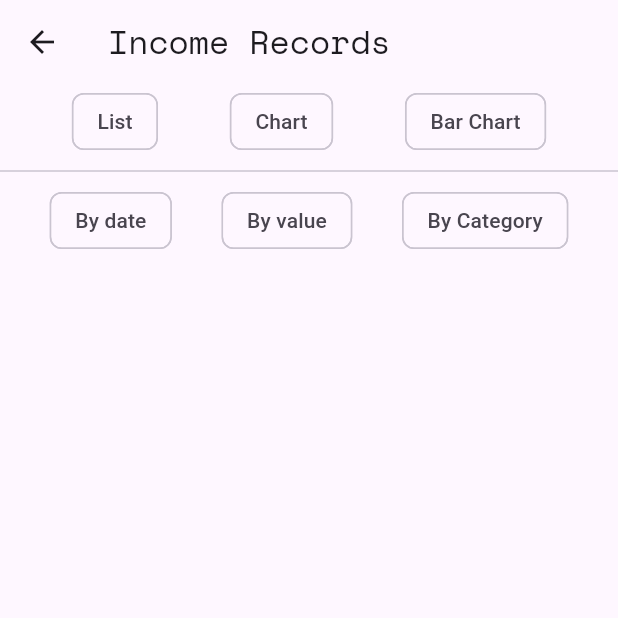
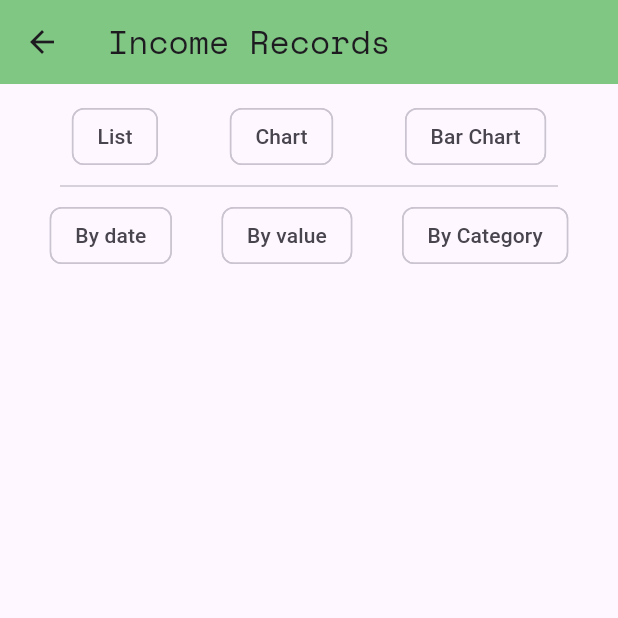
Before and after one commit to Ali-Hadi-Ismail/spense-app, a Flutter app: the screen it shows after launch, after a tap on an icon or button, on a phone screen of 412 x 824 dp, the top half of it. Run offline on Flutter 3.47's test engine with Material 3 defaults, Android fonts, the phone set to English and light mode, and no system bars; our stand-ins replace bloc, flutter_bloc, flutter_switch, sqflite, syncfusion_flutter_charts; missing offline and left inert: font_awesome_icon_class; accounts and stored records are empty.

```diff
--- a/spense/lib/layout/income_screen.dart
+++ b/spense/lib/layout/income_screen.dart
@@ -38,6 +38,7 @@ class _IncomeScreenState extends State<IncomeScreen> {
 
         return Scaffold(
           appBar: AppBar(
+            backgroundColor: Colors.green.shade300,
             title: Text(
               "Income Records",
               style: TextStyle(fontFamily: "Spacemono"),
@@ -45,6 +46,7 @@ class _IncomeScreenState extends State<IncomeScreen> {
           ),
           body: Column(
             children: [
+              SizedBox(height: 10),
               Container(
                 height: 50,
                 width: double.infinity,
@@ -75,7 +77,10 @@ class _IncomeScreenState extends State<IncomeScreen> {
                   ],
                 ),
               ),
-              Divider(),
+              Divider(
+                indent: 40,
+                endIndent: 40,
+              ),
               Container(
                 height: 50,
                 width: double.infinity,
--- a/spense/lib/main.dart
+++ b/spense/lib/main.dart
@@ -20,7 +20,7 @@ class MyApp extends StatelessWidget {
   Widget build(BuildContext context) {
     return BlocProvider(
       create: (context) => transactionCubit,
-      child: MaterialApp(
+      child: const MaterialApp(
         title: 'Spense',
         debugShowCheckedModeBanner: false,
         home: HomeScreen(),
--- a/spense/lib/widgets/pie_chart_home.dart
+++ b/spense/lib/widgets/pie_chart_home.dart
@@ -45,7 +45,7 @@ class PieChartWithLabels extends StatelessWidget {
                       yValueMapper: (ChartData data, _) => data.value,
                       pointColorMapper: (ChartData data, _) => data.color,
                       innerRadius: '75%', // Adjusted for better space
-                      dataLabelSettings: DataLabelSettings(
+                      dataLabelSettings: const DataLabelSettings(
                         isVisible: true,
                         labelPosition: ChartDataLabelPosition.outside,
                         alignment: ChartAlignment.center,
@@ -56,7 +56,7 @@ class PieChartWithLabels extends StatelessWidget {
                       ),
                       dataLabelMapper: (ChartData data, _) {
                         if (income + expense == 0) {
-                          return '0%'; // Handle the case where income + expense is 0
+                          return '0%';
                         }
                         int percentage =
                             ((data.value / (income + expense)) * 100).toInt();
--- a/spense/lib/widgets/record_card.dart
+++ b/spense/lib/widgets/record_card.dart
@@ -17,6 +17,13 @@ class RecordCard extends StatelessWidget {
     required this.date,
     required this.type,
   });
+  Color colorGR() {
+    if (type == "Expense") {
+      return Colors.red;
+    } else {
+      return Colors.green;
+    }
+  }
 
   @override
   Widget build(BuildContext context) {
@@ -37,12 +44,13 @@ class RecordCard extends StatelessWidget {
               children: [
                 Text("Title                : ",
                     style: TextStyle(fontWeight: FontWeight.bold)),
-                Text(title,
+                Text(
+                  title,
                   style: TextStyle(
                     fontWeight: FontWeight.w500,
-                        color: (type == "Expense")
-                            ? Colors.red
-                            : Colors.green)), // Example type
+                    color: colorGR(),
+                  ),
+                ), // Example type
               ],
             ),
             Row(
@@ -80,12 +88,13 @@ class RecordCard extends StatelessWidget {
               children: [
                 Text("Amount            : ",
                     style: TextStyle(fontWeight: FontWeight.bold)),
-                Text("\$${value}",
+                Text(
+                  "\$${value}",
                   style: TextStyle(
                     fontWeight: FontWeight.w500,
-                        color: (type == "Expense")
-                            ? Colors.red
-                            : Colors.green)), // Example amount
+                    color: colorGR(),
+                  ),
+                ), // Example amount
               ],
             ),
             const SizedBox(height: 3),
@@ -94,12 +103,13 @@ class RecordCard extends StatelessWidget {
               children: [
                 Text("Type                 : ",
                     style: TextStyle(fontWeight: FontWeight.bold)),
-                Text(type,
+                Text(
+                  type,
                   style: TextStyle(
                     fontWeight: FontWeight.w500,
-                        color: (type == "Expense")
-                            ? Colors.red
-                            : Colors.green)), // Example type
+                    color: colorGR(),
+                  ),
+                ),
               ],
             ),
           ],
--- a/spense/pubspec.yaml
+++ b/spense/pubspec.yaml
@@ -20,6 +20,7 @@ dependencies:
   intl: ^0.20.2
   flutter_switch: ^0.3.2
   sqflite: ^2.4.1
+  http_interceptor: ^2.0.0
 
 dev_dependencies:
   flutter_test:
```
Also changed, not shown: spense/lib/layout/add_transaction.dart (+30 -13 lines), spense/lib/services/currency_exchange_rate.dart (added, +38 -0 lines), spense/pubspec.lock. Lines whose indentation alone changed are shown as unchanged.
